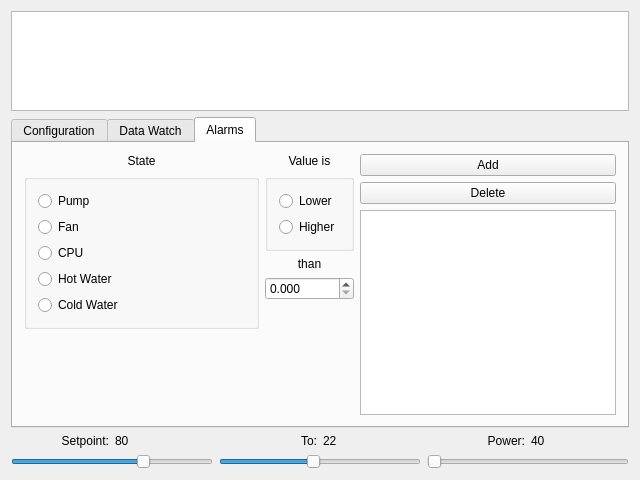
The window that hmi/SCADA2/mainwindow.ui (ptibbets/SCADA2) describes before a commit, drawn with Qt 5.
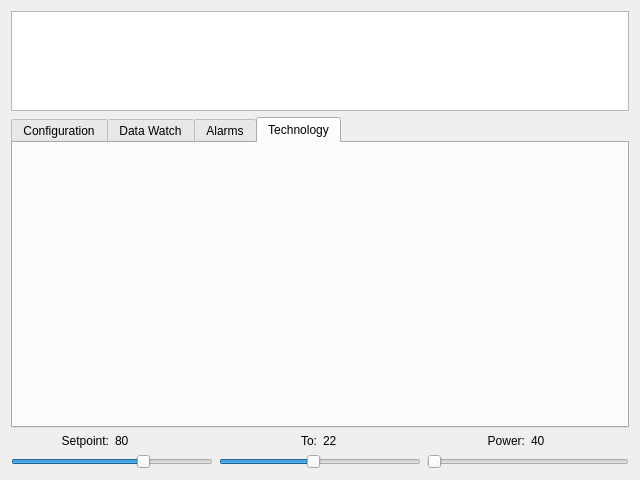
The same window after the commit. Icons and pictures are not drawn. Custom widgets are drawn as their Qt base class.

Commit message: Added technology tab

Patch:
```diff
--- a/hmi/SCADA2/mainwindow.ui
+++ b/hmi/SCADA2/mainwindow.ui
@@ -46,7 +46,7 @@
     <item>
      <widget class="QTabWidget" name="tabWidget">
       <property name="currentIndex">
-       <number>2</number>
+       <number>3</number>
       </property>
       <widget class="QWidget" name="tabSimulation">
        <attribute name="title">
@@ -657,6 +657,26 @@
         </item>
        </layout>
       </widget>
+      <widget class="QWidget" name="tab_3">
+       <attribute name="title">
+        <string>Technology</string>
+       </attribute>
+       <layout class="QVBoxLayout" name="verticalLayout_13">
+        <item>
+         <widget class="QLabel" name="label_15">
+          <property name="text">
+           <string/>
+          </property>
+          <property name="pixmap">
+           <pixmap>hmi.png</pixmap>
+          </property>
+          <property name="scaledContents">
+           <bool>true</bool>
+          </property>
+         </widget>
+        </item>
+       </layout>
+      </widget>
      </widget>
     </item>
     <item>
```
The commit also changes 1 other file.
